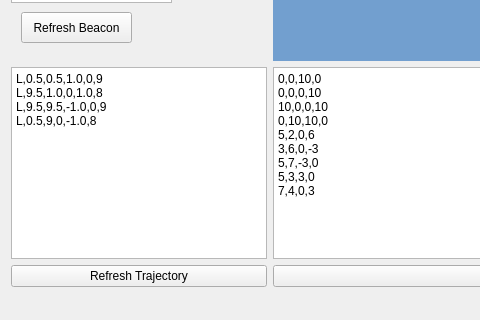
Before: the Qt Designer form mainwindow.ui in wystephen/RT-Sim, drawn with Qt 5; both pictures show x 0 to 480 and y 380 to 700 of the 1102 by 700 pixel window.
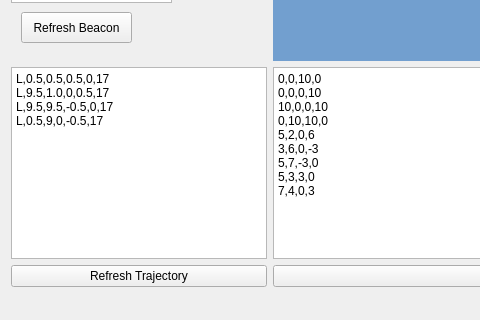
After: the same form once the commit is applied.

Commit message: run well and really quick

```diff
--- a/mainwindow.ui
+++ b/mainwindow.ui
@@ -250,10 +250,10 @@
     <item row="2" column="0">
      <widget class="QPlainTextEdit" name="txtTrajectory">
       <property name="plainText">
-       <string>L,0.5,0.5,1.0,0,9
-L,9.5,1.0,0,1.0,8
-L,9.5,9.5,-1.0,0,9
-L,0.5,9,0,-1.0,8</string>
+       <string>L,0.5,0.5,0.5,0,17
+L,9.5,1.0,0,0.5,17
+L,9.5,9.5,-0.5,0,17
+L,0.5,9,0,-0.5,17</string>
       </property>
      </widget>
     </item>
```
The commit also changes 2 other files.
